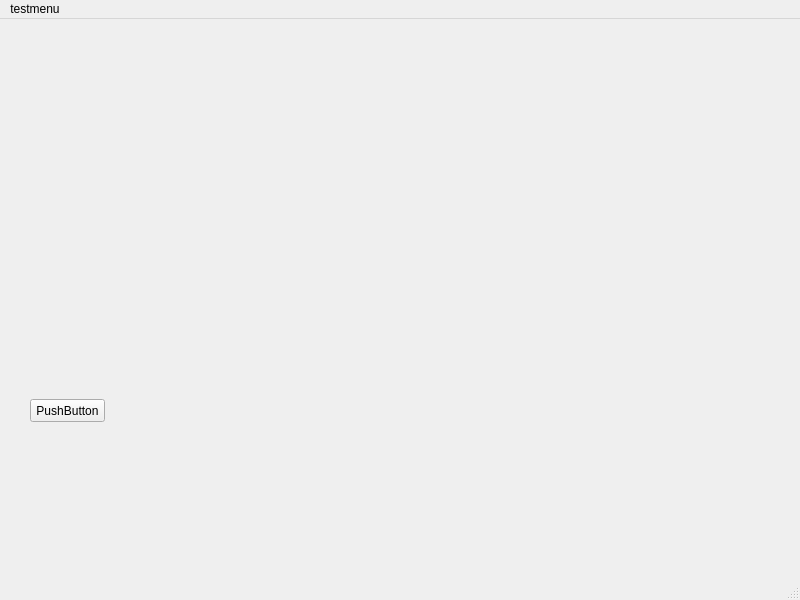
The window that untitled.ui (kuebrademirhan/hallo-world) describes before a commit, drawn with Qt 5.
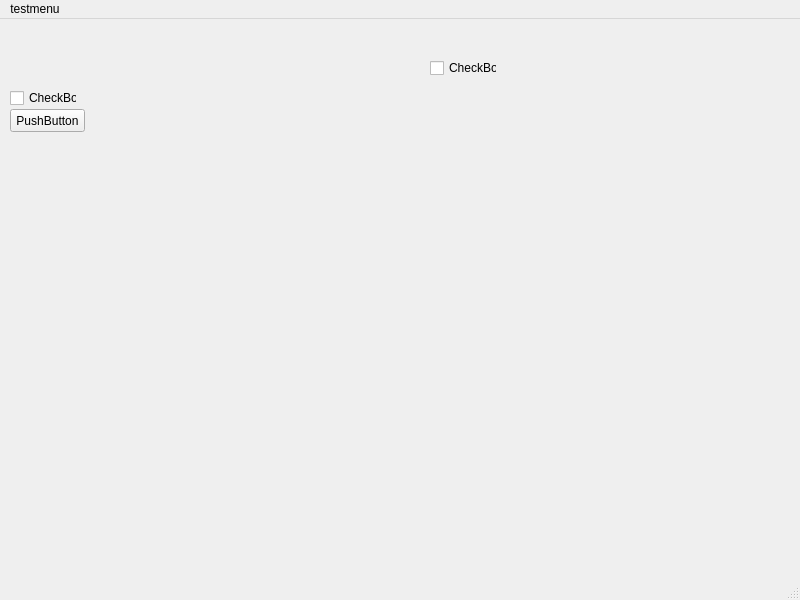
The same window after the commit.

Commit message: UI generated with QTdesigner added. https://pythonpyqt.com/how-to-install-pyqt5-in-pycharm/

```diff
--- a/untitled.ui
+++ b/untitled.ui
@@ -17,8 +17,8 @@
    <widget class="QPushButton" name="pushButton">
     <property name="geometry">
      <rect>
-      <x>30</x>
-      <y>380</y>
+      <x>10</x>
+      <y>90</y>
       <width>75</width>
       <height>23</height>
      </rect>
@@ -27,6 +27,32 @@
      <string>PushButton</string>
     </property>
    </widget>
+   <widget class="QCheckBox" name="checkBox">
+    <property name="geometry">
+     <rect>
+      <x>430</x>
+      <y>40</y>
+      <width>67</width>
+      <height>18</height>
+     </rect>
+    </property>
+    <property name="text">
+     <string>CheckBox</string>
+    </property>
+   </widget>
+   <widget class="QCheckBox" name="checkBox_2">
+    <property name="geometry">
+     <rect>
+      <x>10</x>
+      <y>70</y>
+      <width>67</width>
+      <height>18</height>
+     </rect>
+    </property>
+    <property name="text">
+     <string>CheckBox</string>
+    </property>
+   </widget>
   </widget>
   <widget class="QMenuBar" name="menubar">
    <property name="geometry">
```
The commit also changes 3 other files.
